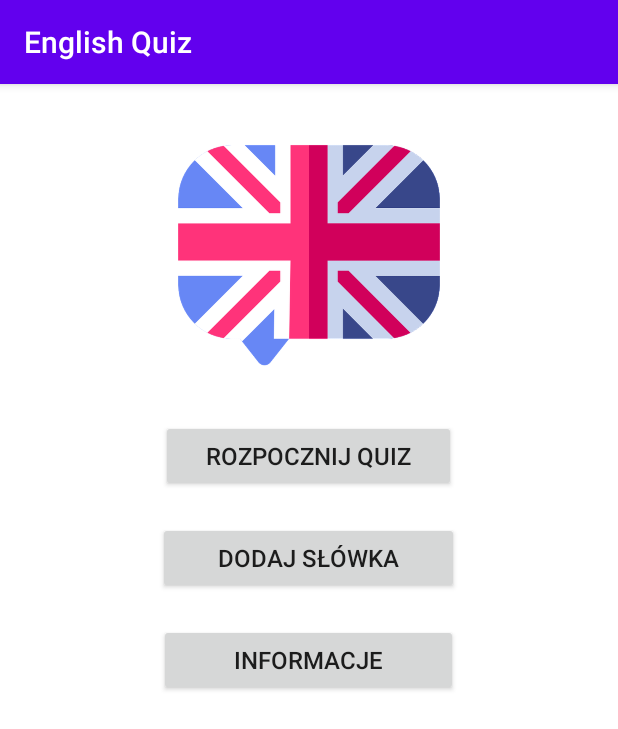
After one commit to Presariio/Inglisz, an Android app: the menu screen opened directly, with no data from a screen before it, on a phone screen of 412 x 824 dp. The commit adds this screen. Shown: the top 729 px of the screen. Run offline under Robolectric (Android 15) with nearby library versions, the phone set to English and light mode, and no system bars.

Commit message:
Add new files

```diff
--- a/app/src/main/AndroidManifest.xml
+++ b/app/src/main/AndroidManifest.xml
@@ -9,6 +9,10 @@
         android:roundIcon="@mipmap/ic_launcher_round"
         android:supportsRtl="true"
         android:theme="@style/AppTheme">
+        <activity android:name=".quiz"></activity>
+        <activity android:name=".add_word" />
+        <activity android:name=".information" />
+        <activity android:name=".menu" />
         <activity android:name=".MainActivity">
             <intent-filter>
                 <action android:name="android.intent.action.MAIN" />
--- /dev/null
+++ b/app/src/main/java/com/example/myapplication/menu.java
@@ -0,0 +1,70 @@
+package com.example.myapplication;
+
+import android.content.Intent;
+import android.os.Bundle;
+import android.view.View;
+import android.widget.Button;
+
+import androidx.appcompat.app.AppCompatActivity;
+
+public class menu extends AppCompatActivity {
+
+private Button dodajS;
+private Button informacje;
+private Button quiz;
+
+    @Override
+    protected void onCreate(Bundle savedInstanceState) {
+        super.onCreate(savedInstanceState);
+        setContentView(R.layout.menu);
+
+        //przycisk do informacji
+        final Button przyciskInformacje = findViewById(R.id.informacje);
+        przyciskInformacje.setOnClickListener(new View.OnClickListener(){
+            @Override
+            public void onClick(View v) {
+                openInformation();
+            }
+
+        }
+        );
+
+        //przycisk do dodawania slowek
+        final Button przyciskAdd = findViewById(R.id.dodajS);
+        przyciskAdd.setOnClickListener(new View.OnClickListener(){
+            @Override
+            public void onClick(View v) {
+                openAdd();
+            }
+
+        }
+        );
+
+        //przycisk do quizu
+        final Button przyciskQuiz = findViewById(R.id.quiz);
+        przyciskQuiz.setOnClickListener(new View.OnClickListener(){
+            @Override
+            public void onClick(View v) {
+                openQuiz();
+            }
+
+        }
+        );
+    }
+
+
+    public void openInformation(){
+        Intent intentInformation = new Intent(this, information.class);
+        startActivity(intentInformation);
+    }
+
+    public void openAdd(){
+        Intent intentAdd = new Intent(this, add_word.class);
+        startActivity(intentAdd);
+    }
+
+    public void openQuiz(){
+        Intent intentQuiz = new Intent(this, quiz.class);
+        startActivity(intentQuiz);
+    }
+}
--- /dev/null
+++ b/app/src/main/res/layout/menu.xml
@@ -0,0 +1,63 @@
+<?xml version="1.0" encoding="utf-8"?>
+<RelativeLayout xmlns:android="http://schemas.android.com/apk/res/android"
+    xmlns:tools="http://schemas.android.com/tools"
+    android:layout_width="match_parent"
+    android:layout_height="match_parent"
+    android:background="#FFFFFF"
+    tools:context=".MainActivity">
+
+
+    <ImageView
+        android:id="@+id/imageview"
+        android:src="@drawable/angielski"
+        android:layout_marginStart="24dp"
+        android:layout_marginTop="24dp"
+        android:layout_marginEnd="24dp"
+        android:layout_width="wrap_content"
+        android:layout_height="wrap_content"
+        android:layout_marginBottom="20dp"
+        android:layout_above="@id/quiz"/>
+
+    <Button
+        android:id="@+id/quiz"
+        android:layout_width="wrap_content"
+        android:layout_height="wrap_content"
+        android:layout_centerInParent="true"
+        android:text="Rozpocznij quiz"
+        android:paddingLeft="30dp"
+        android:paddingRight="30dp"
+        android:layout_marginBottom="20dp"
+        android:textSize="16sp"
+        android:layout_above="@id/dodajS"
+        />
+
+    <Button
+        android:id="@+id/dodajS"
+        android:layout_width="wrap_content"
+        android:layout_height="wrap_content"
+        android:layout_centerInParent="true"
+        android:paddingLeft="40dp"
+        android:paddingRight="40dp"
+        android:text="Dodaj Słówka"
+        android:layout_marginBottom="20dp"
+        android:textSize="16sp"
+        android:layout_above="@id/informacje"
+        />
+
+    <Button
+        android:id="@+id/informacje"
+        android:layout_width="wrap_content"
+        android:layout_height="wrap_content"
+        android:layout_centerInParent="true"
+        android:paddingLeft="50dp"
+        android:paddingRight="50dp"
+        android:layout_marginBottom="20dp"
+        android:text="Informacje"
+        android:textSize="16sp" />
+
+
+
+
+
+
+</RelativeLayout>
--- a/app/src/main/res/values/strings.xml
+++ b/app/src/main/res/values/strings.xml
@@ -1,4 +1,8 @@
 <resources>
     <string name="app_name">English Quiz</string>
     <string name="prompt_nickname">Wprowadź nazwę użytkownika</string>
+    <string name="prompt_word">Wpisz słówko Angielskie</string>
+    <string name="zatwierd">Zatwierdź</string>
+    <string name="todo">TODO</string>
+    <string name="prompt_word1">Wpisz słówko Polskie</string>
 </resources>
```
Also changed, not shown: app/src/main/java/com/example/myapplication/MainActivity.java (+23 -1 lines), app/src/main/java/com/example/myapplication/add_word.java (added, +41 -0 lines), app/src/main/java/com/example/myapplication/information.java (added, +14 -0 lines), app/src/main/java/com/example/myapplication/quiz.java (added, +14 -0 lines), app/src/main/res/layout/activity_main.xml (+6 -4 lines), app/src/main/res/layout/add_word.xml (added, +65 -0 lines), app/src/main/res/layout/information.xml (added, +48 -0 lines), app/src/main/res/layout/quiz.xml (added, +61 -0 lines), app/gradle/wrapper/gradle-wrapper.properties (added), 4 other files.
